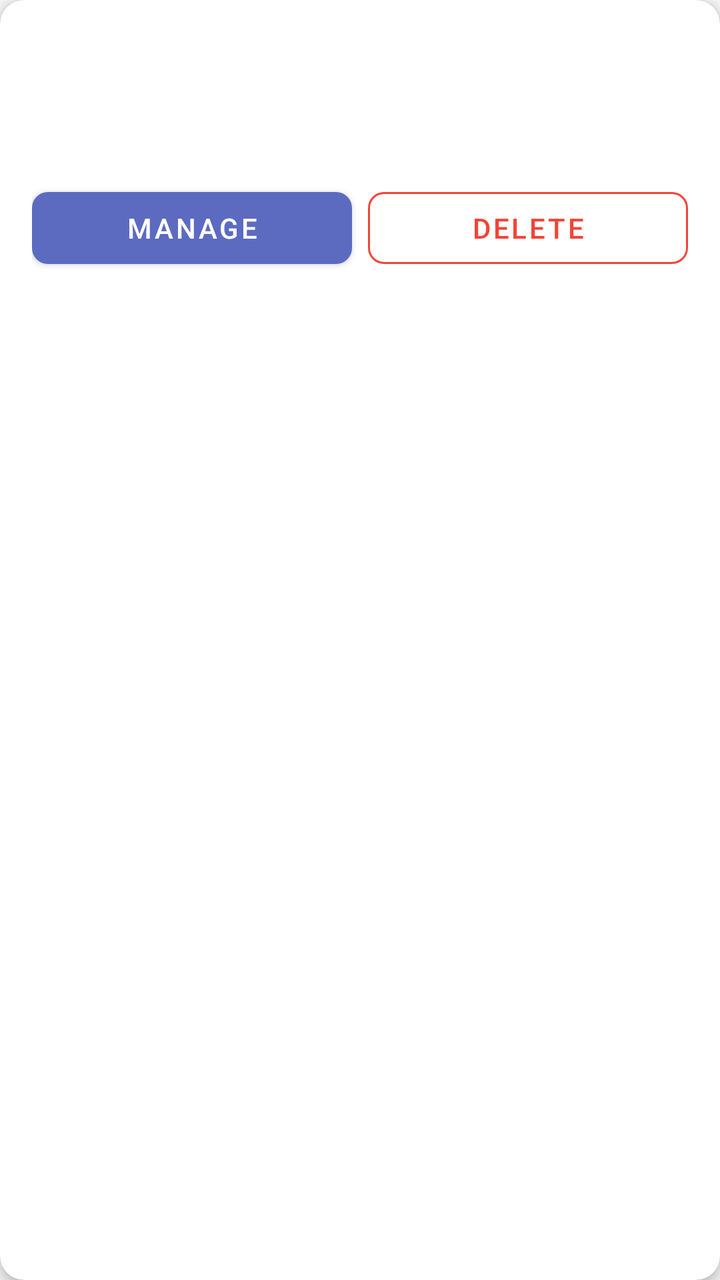
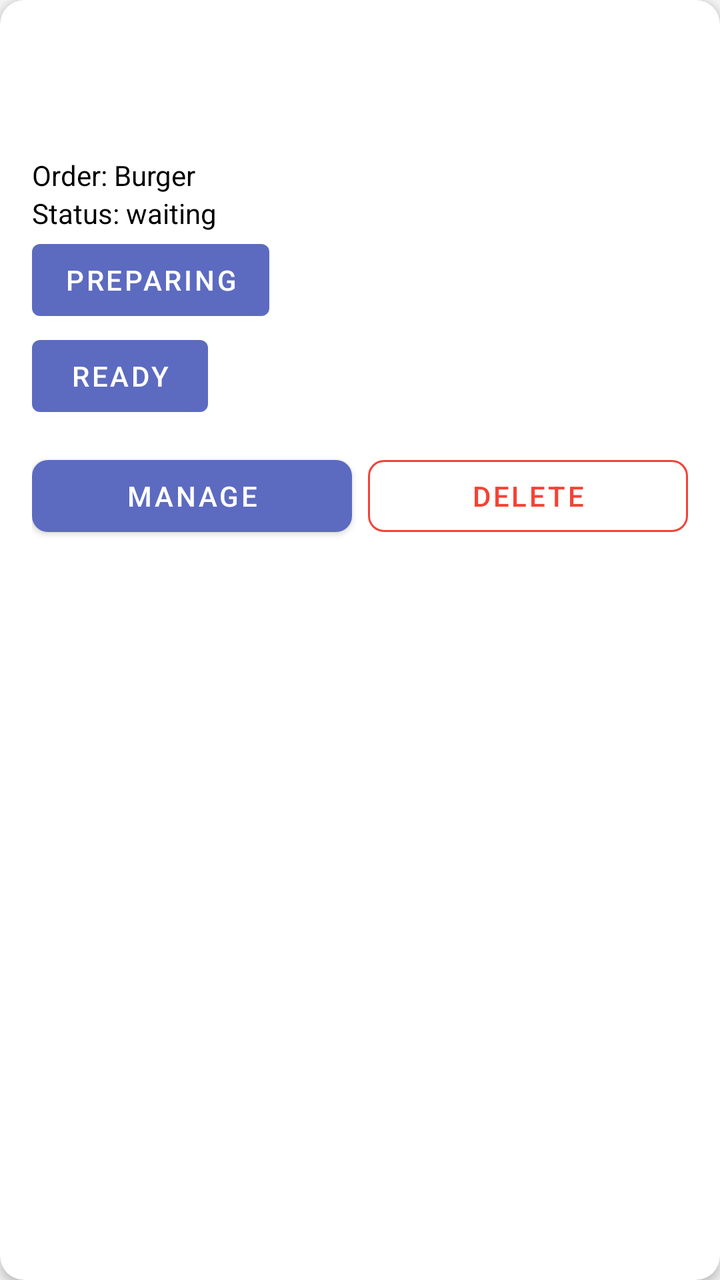

Screens rendered from an Android XML layout before and after an edit, with the pre-edit source and the edit as a unified diff.
<!-- AndroidManifest.xml: application theme Theme.QueueLessPlus -->
<!-- res/layout/item_admin_queue.xml -->
<?xml version="1.0" encoding="utf-8"?>
<com.google.android.material.card.MaterialCardView
    xmlns:android="http://schemas.android.com/apk/res/android"
    xmlns:app="http://schemas.android.com/apk/res-auto"
    android:layout_width="match_parent"
    android:layout_height="wrap_content"
    android:layout_margin="6dp"
    app:cardCornerRadius="12dp"
    app:cardElevation="3dp">

    <LinearLayout
        android:layout_width="match_parent"
        android:layout_height="wrap_content"
        android:orientation="vertical"
        android:padding="16dp">

        <TextView
            android:id="@+id/tvQueueName"
            android:layout_width="match_parent"
            android:layout_height="wrap_content"
            android:textSize="17sp"
            android:textStyle="bold" />

        <TextView
            android:id="@+id/tvLocation"
            android:layout_width="match_parent"
            android:layout_height="wrap_content"
            android:layout_marginTop="2dp"
            android:textColor="@color/colorTextSecondary"
            android:textSize="13sp" />

        <TextView
            android:id="@+id/tvServiceTime"
            android:layout_width="match_parent"
            android:layout_height="wrap_content"
            android:layout_marginTop="2dp"
            android:textColor="@color/colorTextSecondary"
            android:textSize="13sp" />

        <LinearLayout
            android:layout_width="match_parent"
            android:layout_height="wrap_content"
            android:layout_marginTop="12dp"
            android:orientation="horizontal">

            <com.google.android.material.button.MaterialButton
                android:id="@+id/btnManage"
                android:layout_width="0dp"
                android:layout_height="wrap_content"
                android:layout_marginEnd="8dp"
                android:layout_weight="1"
                android:text="Manage"
                app:cornerRadius="8dp" />

            <com.google.android.material.button.MaterialButton
                android:id="@+id/btnDelete"
                style="@style/Widget.MaterialComponents.Button.OutlinedButton"
                android:layout_width="0dp"
                android:layout_height="wrap_content"
                android:layout_weight="1"
                android:text="Delete"
                android:textColor="@color/colorError"
                app:cornerRadius="8dp"
                app:strokeColor="@color/colorError" />
        </LinearLayout>
    </LinearLayout>
</com.google.android.material.card.MaterialCardView>
<!-- resources referenced by this layout -->
<resources>
  <color name="colorError">#F44336</color>
  <color name="colorTextSecondary">#757575</color>
  <style name="Theme.QueueLessPlus" parent="Theme.MaterialComponents.DayNight.NoActionBar">
          <item name="colorPrimary">@color/colorPrimary</item>
          <item name="colorPrimaryVariant">@color/colorPrimaryDark</item>
          <item name="colorOnPrimary">@color/white</item>
          <item name="colorSecondary">@color/colorAccent</item>
          <item name="colorOnSecondary">@color/white</item>
          <item name="android:colorBackground">@color/colorBackground</item>
          <item name="colorSurface">@color/colorSurface</item>
          <item name="colorError">@color/colorError</item>
          <item name="android:statusBarColor" tools:targetApi="l">@color/colorPrimaryDark</item>
          <item name="android:windowBackground">@color/colorBackground</item>
          <item name="textInputStyle">@style/Widget.MaterialComponents.TextInputLayout.OutlinedBox</item>
      </style>
  <color name="colorPrimary">#5C6BC0</color>
  <color name="colorPrimaryDark">#3949AB</color>
  <color name="white">#FFFFFF</color>
  <color name="colorAccent">#FF7043</color>
  <color name="colorBackground">#F5F5F5</color>
  <color name="colorSurface">#FFFFFF</color>
</resources>

<!-- the commit's change to res/layout/item_admin_queue.xml (unified diff, before → after) -->
@@ -37,6 +37,31 @@
             android:textColor="@color/colorTextSecondary"
             android:textSize="13sp" />
 
+        <TextView
+            android:id="@+id/tvOrder"
+            android:text="Order: Burger"
+            android:textColor="@android:color/black"
+            android:layout_width="wrap_content"
+            android:layout_height="wrap_content"/>
+
+        <TextView
+            android:id="@+id/tvOrderStatus"
+            android:text="Status: waiting"
+            android:textColor="@android:color/black"
+            android:layout_width="wrap_content"
+            android:layout_height="wrap_content"/>
+
+        <Button
+            android:id="@+id/btnPreparing"
+            android:text="Preparing"
+            android:layout_width="wrap_content"
+            android:layout_height="wrap_content"/>
+
+        <Button
+            android:id="@+id/btnReady"
+            android:text="Ready"
+            android:layout_width="wrap_content"
+            android:layout_height="wrap_content"/>
         <LinearLayout
             android:layout_width="match_parent"
             android:layout_height="wrap_content"
<!-- resource entries referenced after the edit -->
@@ -1,19 +1,40 @@
 <!-- resources referenced by this layout -->
 <resources>
   <color name="colorError">#F44336</color>
-  <color name="colorTextSecondary">#757575</color>
+  <color name="colorTextSecondary">#666666</color>
   <style name="Theme.QueueLessPlus" parent="Theme.MaterialComponents.DayNight.NoActionBar">
+  
+          
           <item name="colorPrimary">@color/colorPrimary</item>
           <item name="colorPrimaryVariant">@color/colorPrimaryDark</item>
           <item name="colorOnPrimary">@color/white</item>
+  
           <item name="colorSecondary">@color/colorAccent</item>
           <item name="colorOnSecondary">@color/white</item>
+  
+          
           <item name="android:colorBackground">@color/colorBackground</item>
           <item name="colorSurface">@color/colorSurface</item>
-          <item name="colorError">@color/colorError</item>
+  
+          
+          <item name="android:textColor">@color/colorTextPrimary</item>
+          <item name="android:textColorPrimary">@color/colorTextPrimary</item>
+          <item name="android:textColorSecondary">#888888</item>
+          <item name="android:textColorHint">#888888</item>
+  
+          
+          <item name="colorOnSurface">@color/colorTextPrimary</item>
+          <item name="hintTextColor">#888888</item>
+  
+          
           <item name="android:statusBarColor" tools:targetApi="l">@color/colorPrimaryDark</item>
+  
+          
           <item name="android:windowBackground">@color/colorBackground</item>
-          <item name="textInputStyle">@style/Widget.MaterialComponents.TextInputLayout.OutlinedBox</item>
+  
+          
+          <item name="textInputStyle">@style/QueueLess.TextInputLayout</item>
+  
       </style>
   <color name="colorPrimary">#5C6BC0</color>
   <color name="colorPrimaryDark">#3949AB</color>
@@ -21,5 +42,26 @@
   <color name="colorAccent">#FF7043</color>
   <color name="colorBackground">#F5F5F5</color>
   <color name="colorSurface">#FFFFFF</color>
+  <color name="colorTextPrimary">#000000</color>
+  <style name="QueueLess.TextInputLayout" parent="Widget.MaterialComponents.TextInputLayout.OutlinedBox">
+  
+          
+          <item name="boxCornerRadiusTopStart">12dp</item>
+          <item name="boxCornerRadiusTopEnd">12dp</item>
+          <item name="boxCornerRadiusBottomStart">12dp</item>
+          <item name="boxCornerRadiusBottomEnd">12dp</item>
+  
+          
+          <item name="android:textColor">@color/colorTextPrimary</item>
+          <item name="android:textColorHint">#888888</item>
+          <item name="hintTextColor">#888888</item>
+  
+          
+          <item name="boxStrokeColor">@color/colorPrimary</item>
+  
+          
+          <item name="colorOnSurface">@color/colorTextPrimary</item>
+  
+      </style>
 </resources>
 
